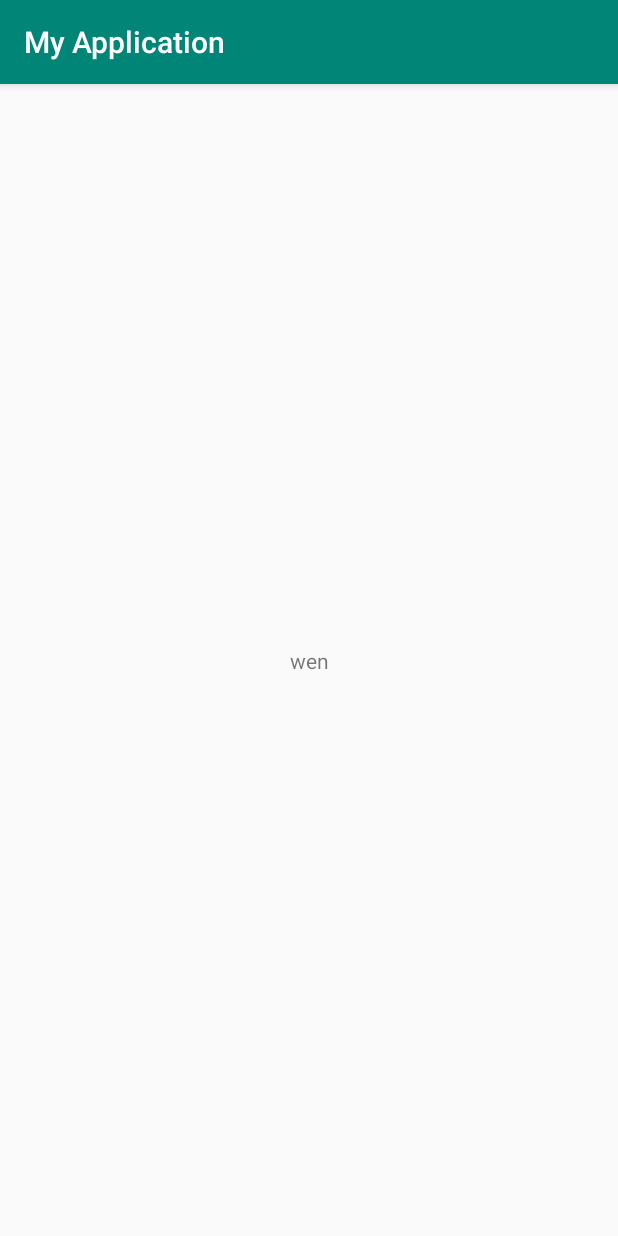
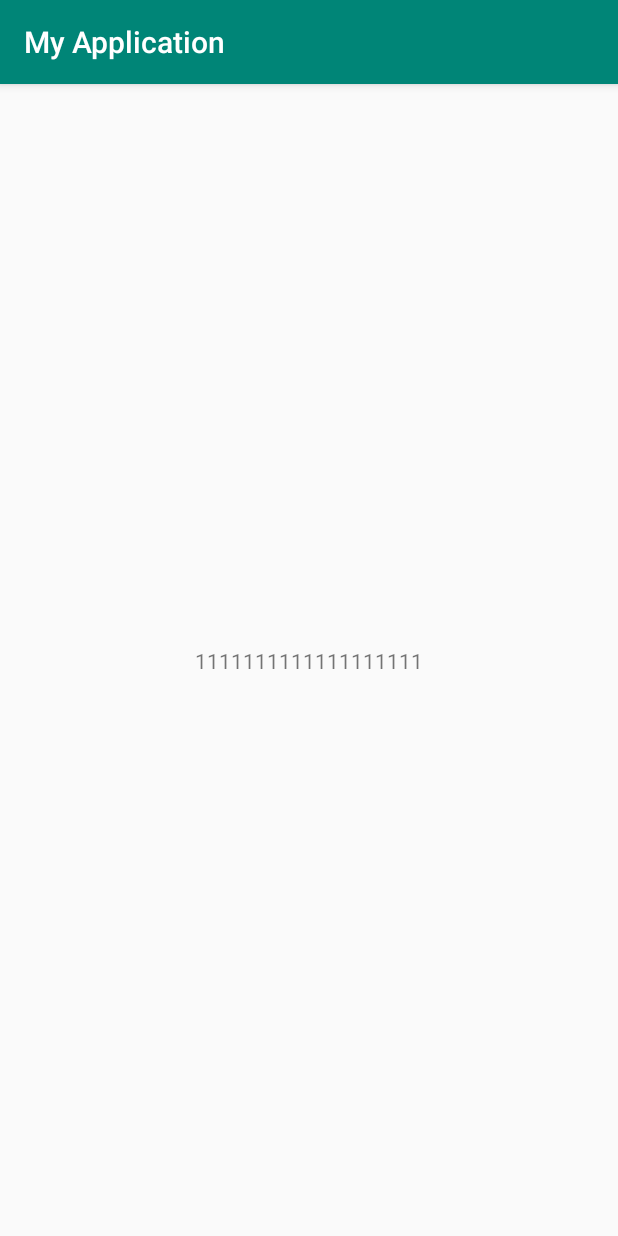
Before and after one commit to wenjunlian/Android5.0layout, an Android app: the screen it shows after launch (MainActivity), on a phone screen of 412 x 824 dp. Run offline under Robolectric (Android 15) with nearby library versions, the phone set to English and light mode, and no system bars; 1 statement that could not run was skipped.

Commit message:
1.提交wen

```diff
--- a/MyApplication2/app/src/main/java/com/example/myapplication/MainActivity.java
+++ b/MyApplication2/app/src/main/java/com/example/myapplication/MainActivity.java
@@ -22,6 +22,7 @@ public class MainActivity extends AppCompatActivity {
         tv.setText("123456");
         tv.setText("wenjunlian123456");
         tv.setText("wen");
+tv.setText("1111111111111111111");
     }
 
     /**
```
